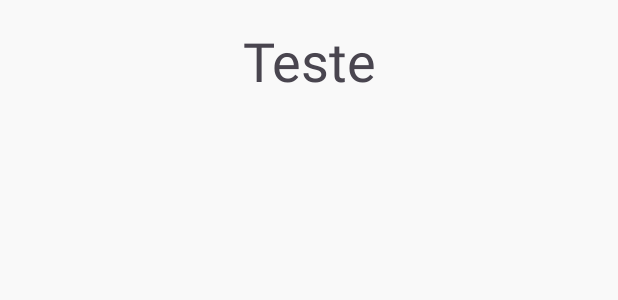
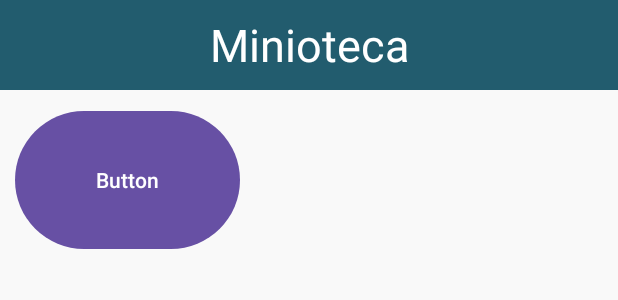
Before and after one commit to jhonasmeili/BibliotecaVirtual, an Android app: the layout activity_main.xml on its own in the app's theme, with its tools: preview values and no code run, on a phone screen of 412 x 824 dp. Shown: the top 300 px of the screen. Run offline under Robolectric (Android 15) with nearby library versions, the phone set to English and light mode, and no system bars.

Commit message:
Protótipo de Header, Footer, e Botão

```diff
--- a/app/src/main/res/layout/activity_main.xml
+++ b/app/src/main/res/layout/activity_main.xml
@@ -1,17 +1,23 @@
 <?xml version="1.0" encoding="utf-8"?>
-<LinearLayout
-    xmlns:android="http://schemas.android.com/apk/res/android"
+<androidx.constraintlayout.widget.ConstraintLayout xmlns:android="http://schemas.android.com/apk/res/android"
     xmlns:tools="http://schemas.android.com/tools"
     android:layout_width="match_parent"
     android:layout_height="match_parent"
+    xmlns:app="http://schemas.android.com/apk/res-auto"
     android:orientation="vertical"
     android:background="#F9F9F9"
-    android:padding="16dp"
+    android:padding="0dp"
     tools:context="MainActivity">
-    <TextView
-        android:layout_width="match_parent"
-        android:layout_height="wrap_content"
-        android:text="Teste"
-        android:textSize="36sp"
-        android:gravity="center"/>
-</LinearLayout>
+    <include layout="@layout/header"
+        android:id="@+id/header"/>
+
+    <Button
+        android:id="@+id/button"
+        android:layout_width="150dp"
+        android:layout_height="100dp"
+        android:layout_marginStart="10dp"
+        android:layout_marginTop="10dp"
+        android:text="Button"
+        app:layout_constraintStart_toStartOf="parent"
+        app:layout_constraintTop_toBottomOf="@id/header"/>
+</androidx.constraintlayout.widget.ConstraintLayout>
--- /dev/null
+++ b/app/src/main/res/layout/footer.xml
@@ -0,0 +1,9 @@
+<?xml version="1.0" encoding="utf-8"?>
+<androidx.constraintlayout.widget.ConstraintLayout xmlns:android="http://schemas.android.com/apk/res/android"
+    android:layout_width="match_parent"
+    android:layout_height="60dp"
+    android:padding="0dp"
+    android:layout_margin="0dp"
+    android:background="#225C6E">
+
+</androidx.constraintlayout.widget.ConstraintLayout>
--- /dev/null
+++ b/app/src/main/res/layout/header.xml
@@ -0,0 +1,16 @@
+<?xml version="1.0" encoding="utf-8"?>
+<androidx.constraintlayout.widget.ConstraintLayout xmlns:android="http://schemas.android.com/apk/res/android"
+    android:layout_width="match_parent"
+    android:layout_height="60dp"
+    android:padding="0dp"
+    android:layout_margin="0dp"
+    android:background="#225C6E">
+    <TextView
+        android:layout_width="match_parent"
+        android:layout_height="match_parent"
+        android:gravity="center"
+        android:text="Minioteca"
+        android:textColor="@color/white"
+        android:textSize="30dp"/>
+
+</androidx.constraintlayout.widget.ConstraintLayout>
```
